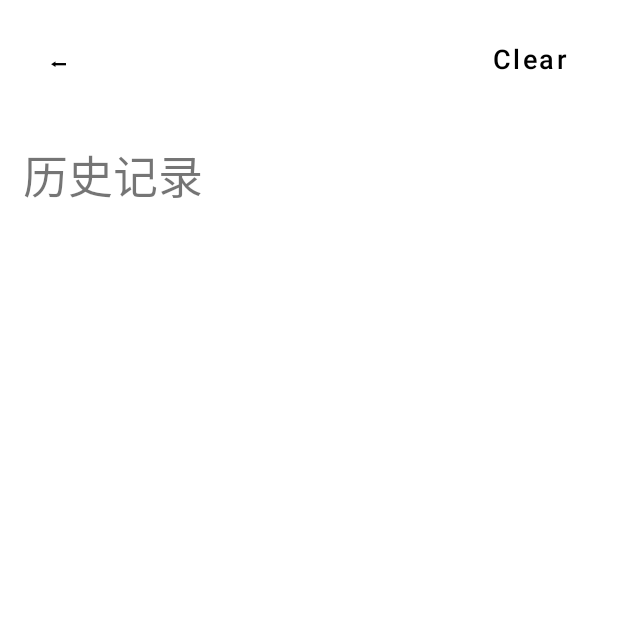
After one commit to RookieToAce/WhanWeather, an Android app: the HistoryRecordActivity screen opened directly, with no data from a screen before it, on a phone screen of 412 x 824 dp, the top half of it. The commit adds this screen. Run offline under Robolectric (Android 15) with nearby library versions, the phone set to English and light mode, and no system bars.

Commit message:
完成了历史记录点击地点跳向天气界面

```diff
--- a/app/build.gradle
+++ b/app/build.gradle
@@ -2,6 +2,7 @@ plugins {
     id 'com.android.application'
     id 'org.jetbrains.kotlin.android'
     id 'kotlin-android-extensions'
+    id 'kotlin-kapt'
 }
 
 android {
@@ -43,6 +44,8 @@ dependencies {
     implementation 'org.jetbrains.kotlinx:kotlinx-coroutines-core:1.6.0'
     implementation 'org.jetbrains.kotlinx:kotlinx-coroutines-android:1.6.0'
     implementation 'androidx.swiperefreshlayout:swiperefreshlayout:1.1.0'
+    implementation 'androidx.room:room-runtime:2.4.2'
+    kapt "androidx.room:room-compiler:2.4.2"
 
     implementation 'androidx.core:core-ktx:1.7.0'
     implementation 'androidx.appcompat:appcompat:1.4.1'
--- a/app/src/main/AndroidManifest.xml
+++ b/app/src/main/AndroidManifest.xml
@@ -19,7 +19,6 @@
             <intent-filter>
                 <action android:name="com.example.whanweather.TOMORROW_NOTIFY" />
             </intent-filter>
-
         </receiver>
         <receiver
             android:name=".logic.BroadCast.TodayWeatherReceiver"
@@ -30,7 +29,6 @@
             </intent-filter>
         </receiver>
 
-
         <service
             android:name=".ui.service.SettingService"
             android:enabled="true"
@@ -40,7 +38,7 @@
             android:name=".ui.setting.SettingActivity"
             android:exported="false" />
         <activity
-            android:name=".ui.placeManager.SearchActivity"
+            android:name=".ui.placeManager.HistoryRecordActivity"
             android:exported="false" />
         <activity
             android:name=".ui.weather.WeatherActivity"
--- /dev/null
+++ b/app/src/main/java/com/example/whanweather/logic/dao/HistoryDao.kt
@@ -0,0 +1,31 @@
+package com.example.whanweather.logic.dao
+
+import androidx.room.*
+import com.example.whanweather.logic.entity.PlaceRecord
+
+//
+@Dao
+interface HistoryDao {
+
+    @Insert
+    fun insertPlace(placeRecord: PlaceRecord): Long
+
+    @Update
+    fun updatePlace(newPlace: PlaceRecord)
+
+    @Query("select * from PlaceRecord")
+    fun loadAllPlaces(): List<PlaceRecord>
+
+    @Query("select * from PlaceRecord where name = :name ")
+    fun getPlaceFormName(name: String): PlaceRecord
+
+    @Query("select count(*) from PlaceRecord where name = :name limit 1")
+    fun containPlace(name: String): Boolean
+
+    @Delete
+    fun delete(place: PlaceRecord)
+
+    @Query("delete from PlaceRecord")
+    fun deleteAll()
+
+}
--- a/app/src/main/java/com/example/whanweather/logic/model/Sky.kt
+++ b/app/src/main/java/com/example/whanweather/logic/model/Sky.kt
@@ -6,9 +6,9 @@ class Sky (val info: String, val icon: Int, val bg: Int)
 
 private val sky = mapOf(
     "晴" to Sky("晴", R.drawable.ic_clear_day, R.drawable.bg_clear_day),
-    //"晴" to Sky("晴", R.drawable.ic_clear_night, R.drawable.bg_clear_night),
+    "晴_夜" to Sky("晴", R.drawable.ic_clear_night, R.drawable.bg_clear_night),
     "多云" to Sky("多云", R.drawable.ic_partly_cloud_day, R.drawable.bg_partly_cloudy_day),
-    //"多云" to Sky("多云", R.drawable.ic_partly_cloud_night, R.drawable.bg_partly_cloudy_night),
+    "多云_夜" to Sky("多云", R.drawable.ic_partly_cloud_night, R.drawable.bg_partly_cloudy_night),
     "阴" to Sky("阴", R.drawable.ic_cloudy, R.drawable.bg_cloudy),
     "大风" to Sky("大风", R.drawable.ic_cloudy, R.drawable.bg_wind),
     "小雨" to Sky("小雨", R.drawable.ic_light_rain, R.drawable.bg_rain),
--- a/app/src/main/java/com/example/whanweather/logic/model/TimeUnits.kt
+++ b/app/src/main/java/com/example/whanweather/logic/model/TimeUnits.kt
@@ -11,4 +11,10 @@ object TimeUnits {
         return simpleDataFormat.format(date)
     }
 
+    fun getNowHour(): String {
+        val simpleDataFormat = SimpleDateFormat("HH", Locale.getDefault())
+        val date = Date(System.currentTimeMillis())
+        return simpleDataFormat.format(date)
+    }
+
 }
--- /dev/null
+++ b/app/src/main/java/com/example/whanweather/ui/placeManager/HistoryAdapter.kt
@@ -0,0 +1,57 @@
+package com.example.whanweather.ui.placeManager
+
+import android.content.Intent
+import android.util.Log
+import android.view.LayoutInflater
+import android.view.View
+import android.view.ViewGroup
+import android.widget.ImageView
+import android.widget.TextView
+import androidx.appcompat.app.AppCompatActivity
+import androidx.recyclerview.widget.RecyclerView
+import com.example.whanweather.R
+import com.example.whanweather.logic.entity.PlaceRecord
+import com.example.whanweather.logic.model.getSky
+import com.example.whanweather.ui.weather.WeatherActivity
+
+class HistoryAdapter(
+    private val activity: AppCompatActivity,
+    private val placeList: List<PlaceRecord>
+) :
+    RecyclerView.Adapter<HistoryAdapter.ViewHolder>() {
+
+    companion object {
+        const val TAG = "HistoryAdapter"
+    }
+
+    inner class ViewHolder(view: View) : RecyclerView.ViewHolder(view) {
+        val placeName: TextView = view.findViewById(R.id.placeName)
+        val nowWeatherImg: ImageView = view.findViewById(R.id.nowWeatherImg)
+        val nowTemperatureText: TextView = view.findViewById(R.id.nowTemperatureText)
+    }
+
+    override fun onCreateViewHolder(parent: ViewGroup, viewType: Int): ViewHolder {
+        val view = LayoutInflater.from(parent.context).inflate(R.layout.place_item, parent, false)
+        return ViewHolder(view)
+    }
+
+    override fun onBindViewHolder(holder: ViewHolder, position: Int) {
+        val place = placeList[position]
+        holder.placeName.text = place.name
+        val tempText = "${place.temperature}°"
+        holder.nowTemperatureText.text = tempText
+        holder.nowWeatherImg.setImageResource(getSky(place.sky).icon)
+
+        holder.itemView.setOnClickListener {
+
+            val intent1 = Intent(activity.baseContext,WeatherActivity::class.java).apply {
+                putExtra("place_name", place.name)
+            }
+            activity.startActivity(intent1)
+            Log.d(TAG,"You clicked ${place.name}")
+        }
+
+    }
+
+    override fun getItemCount(): Int = placeList.size
+}
--- /dev/null
+++ b/app/src/main/java/com/example/whanweather/ui/placeManager/HistoryRecordActivity.kt
@@ -0,0 +1,65 @@
+package com.example.whanweather.ui.placeManager
+
+import android.os.Bundle
+import android.util.Log
+import androidx.appcompat.app.AppCompatActivity
+import androidx.fragment.app.FragmentActivity
+import androidx.recyclerview.widget.LinearLayoutManager
+import com.example.whanweather.R
+import com.example.whanweather.logic.Repository
+import com.example.whanweather.logic.entity.PlaceRecord
+import com.example.whanweather.ui.search.NowResponse
+import kotlinx.android.synthetic.main.activity_history.*
+import kotlin.concurrent.thread
+
+class HistoryRecordActivity : AppCompatActivity() {
+
+    private val placeList = ArrayList<PlaceRecord>()
+
+    private lateinit var adapter: HistoryAdapter
+
+    override fun onCreate(savedInstanceState: Bundle?) {
+        super.onCreate(savedInstanceState)
+        setContentView(R.layout.activity_history)
+
+        initPlaceList()
+
+        val size = placeList.size
+
+        val layoutManager = LinearLayoutManager(this)
+        historyRecord.layoutManager = layoutManager
+        adapter = HistoryAdapter(this, placeList)
+        historyRecord.adapter = adapter
+
+        backBtn.setOnClickListener {
+            onBackPressed()
+        }
+
+        /**
+         * 删除数据库中保存信息
+         */
+        clearBtn.setOnClickListener {
+            placeList.clear()
+            deleteRecord()
+            adapter.notifyDataSetChanged()
+        }
+
+    }
+
+    private fun deleteRecord() {
+        thread {
+            Repository.deleteAll()
+        }
+    }
+
+    private fun initPlaceList() {
+
+        thread {
+            val savedPlaces = Repository.getPlacesFromDatabase()
+            placeList.addAll(savedPlaces)
+            val size = placeList.size
+        }
+
+    }
+
+}
--- a/app/src/main/res/layout/activity_search.xml
+++ b/app/src/main/res/layout/activity_history.xml
@@ -3,7 +3,7 @@
     xmlns:tools="http://schemas.android.com/tools"
     android:layout_width="match_parent"
     android:layout_height="match_parent"
-    tools:context=".ui.placeManager.SearchActivity">
+    tools:context=".ui.placeManager.HistoryRecordActivity">
 
     <Button
         android:id="@+id/backBtn"
@@ -13,24 +13,37 @@
         android:text="⬅"
         android:textAllCaps="false"
         android:textColor="#000"
+        android:layout_margin="15dp"
         android:gravity="center_vertical"
         android:textSize="15sp" />
+
+    <Button
+        android:id="@+id/clearBtn"
+        android:layout_width="wrap_content"
+        android:layout_height="wrap_content"
+        android:layout_alignParentEnd="true"
+        android:background="@android:color/transparent"
+        android:text="Clear"
+        android:layout_margin="15dp"
+        android:textColor="#000"
+        android:textAllCaps="false"
+        android:textSize="18sp" />
+
 
     <TextView
         android:id="@+id/cityManagerText"
         android:layout_width="wrap_content"
         android:layout_height="wrap_content"
         android:layout_below="@id/backBtn"
-        android:text="城市管理"
+        android:text="历史记录"
         android:layout_margin="15dp"
         android:textSize="30sp"/>
 
-    <LinearLayout
-        android:id="@+id/cityManagerLayout"
+    <androidx.recyclerview.widget.RecyclerView
+        android:id="@+id/historyRecord"
         android:layout_width="match_parent"
-        android:layout_height="wrap_content"
+        android:layout_height="match_parent"
         android:layout_below="@id/cityManagerText"
-        android:layout_margin="15dp"
-        android:orientation="vertical" />
+        android:layout_margin="15dp" />
 
 </RelativeLayout>
--- a/app/src/main/res/layout/fragment_place.xml
+++ b/app/src/main/res/layout/fragment_place.xml
@@ -42,6 +42,7 @@
         android:layout_width="match_parent"
         android:layout_height="110dp"
         android:layout_below="@id/actionBarLayout"
+        android:visibility="gone"
         tools:ignore="NotSibling" />
 
 
```
Also changed, not shown: app/src/main/java/com/example/whanweather/logic/Repository.kt (+22 -2 lines), app/src/main/java/com/example/whanweather/logic/entity/PlaceRecord.kt (added, +12 -0 lines), app/src/main/java/com/example/whanweather/logic/weatherdatabase/WeatherDatabase.kt (added, +36 -0 lines), app/src/main/java/com/example/whanweather/ui/placeManager/PlaceManagerViewModel.kt (+18 -1 lines), app/src/main/java/com/example/whanweather/ui/placeManager/SearchActivity.kt (deleted, +0 -15 lines), app/src/main/java/com/example/whanweather/ui/search/SearchFragment.kt (+62 -15 lines), app/src/main/java/com/example/whanweather/ui/weather/WeatherActivity.kt (+67 -5 lines), app/src/main/res/layout/place_item.xml (+6 -4 lines).
